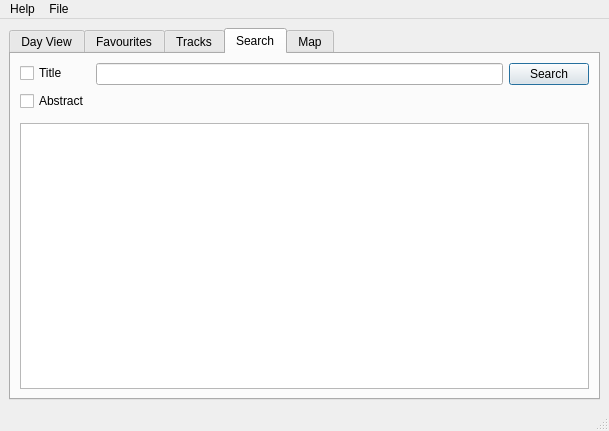
Old version of the form src/gui/mainwindow.ui in the repository edulix/confclerk.
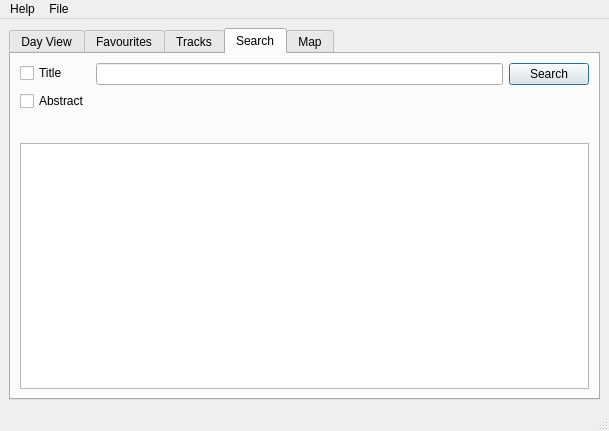
New version of the form. The open tabs and pages were chosen to show the change. Custom widgets are drawn as their Qt base class.

What changed in the file:
```diff
--- a/src/gui/mainwindow.ui
+++ b/src/gui/mainwindow.ui
@@ -150,6 +150,21 @@
           </layout>
          </item>
          <item>
+         <layout class="QHBoxLayout" name="searchDayNavigatorHorizontalLayout">
+          <item>
+           <spacer name="horizontalSpacer_2">
+            <property name="orientation">
+             <enum>Qt::Horizontal</enum>
+            </property>
+            <property name="sizeHint" stdset="0">
+             <size>
+              <width>40</width>
+              <height>20</height>
+             </size>
+            </property>
+           </spacer>
+          </item>
+          <item>
           <widget class="DayNavigatorWidget" name="searchDayNavigator" native="true">
            <property name="maximumSize">
             <size>
@@ -158,6 +173,21 @@
             </size>
            </property>
           </widget>
+          </item>
+          <item>
+           <spacer name="horizontalSpacer">
+            <property name="orientation">
+             <enum>Qt::Horizontal</enum>
+            </property>
+            <property name="sizeHint" stdset="0">
+             <size>
+              <width>40</width>
+              <height>20</height>
+             </size>
+            </property>
+           </spacer>
+          </item>
+         </layout>
          </item>
          <item>
           <widget class="TreeView" name="searchTreeView">
```
Left out of the diff: 2 changed lines with no effect on the pictures. Lines whose indentation alone changed are shown as unchanged.
